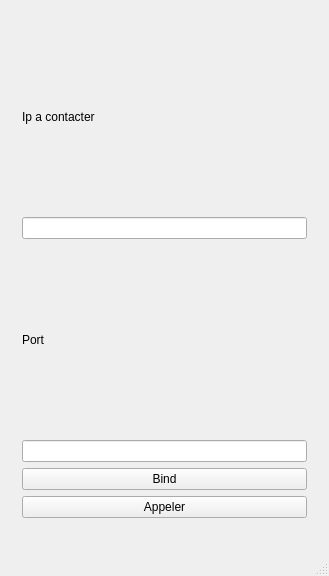
RemiGuillard/Troll-Babel, file Babel/babel.ui: the form before one commit.
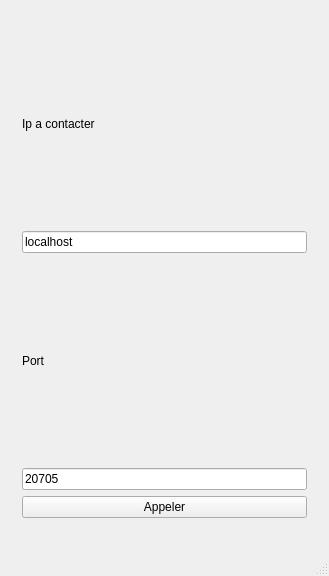
The form after the commit. Icons and pictures are not drawn.

Patch:
```diff
--- a/Babel/babel.ui
+++ b/Babel/babel.ui
@@ -277,7 +277,11 @@
          </widget>
         </item>
         <item row="1" column="0">
-         <widget class="QLineEdit" name="IpClientLine"/>
+         <widget class="QLineEdit" name="IpClientLine">
+          <property name="text">
+           <string>localhost</string>
+          </property>
+         </widget>
         </item>
         <item row="2" column="0">
          <widget class="QLabel" name="PortClientLabel">
@@ -287,7 +291,11 @@
          </widget>
         </item>
         <item row="3" column="0">
-         <widget class="QLineEdit" name="PortClientLine"/>
+         <widget class="QLineEdit" name="PortClientLine">
+          <property name="text">
+           <string>20705</string>
+          </property>
+         </widget>
         </item>
         <item row="5" column="0">
          <widget class="QPushButton" name="callButton">
@@ -296,13 +304,6 @@
           </property>
          </widget>
         </item>
-        <item row="4" column="0">
-         <widget class="QPushButton" name="bindButton">
-          <property name="text">
-           <string>Bind</string>
-          </property>
-         </widget>
-        </item>
        </layout>
       </widget>
       <widget class="QWidget" name="Calling">
```
Left out of the diff: 11 changed lines with no effect on the pictures.
